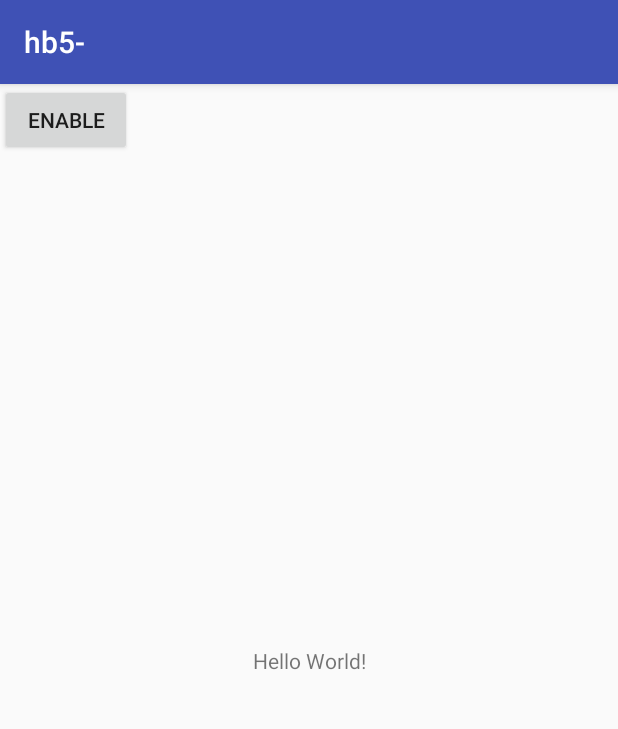
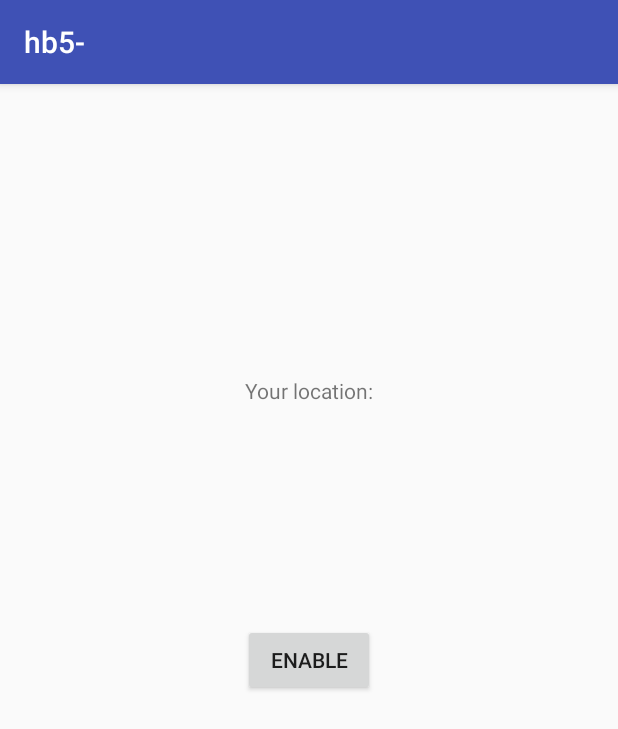
Before and after one commit to vritvij/HB5, an Android app: the screen it shows after launch (MainActivity), on a phone screen of 412 x 824 dp. Shown: the top 729 px of the screen. Run offline under Robolectric (Android 15) with nearby library versions, the phone set to English and light mode, and no system bars; libraries missing offline, so code that uses them is left out: com.uriio.beacons; 2 statements that could not run were skipped.

Commit message:
Jianfa's code for GPS

```diff
--- a/hb5-beacon/app/build.gradle
+++ b/hb5-beacon/app/build.gradle
@@ -4,7 +4,7 @@ android {
     compileSdkVersion 27
     defaultConfig {
         applicationId "com.example.ninad.hb5_"
-        minSdkVersion 24
+        minSdkVersion 22
         targetSdkVersion 27
         versionCode 1
         versionName "1.0"
--- a/hb5-beacon/app/src/main/AndroidManifest.xml
+++ b/hb5-beacon/app/src/main/AndroidManifest.xml
@@ -1,6 +1,10 @@
 <?xml version="1.0" encoding="utf-8"?>
 <manifest xmlns:android="http://schemas.android.com/apk/res/android"
     package="com.example.ninad.hb5_">
+
+    <uses-permission android:name="android.permission.INTERNET" />
+    <uses-permission android:name="android.permission.ACCESS_FINE_LOCATION" />
+    <uses-permission android:name="android.permission.ACCESS_COARSE_LOCATION" />
 
     <application
         android:allowBackup="true"
--- a/hb5-beacon/app/src/main/java/com/example/ninad/hb5_/MainActivity.java
+++ b/hb5-beacon/app/src/main/java/com/example/ninad/hb5_/MainActivity.java
@@ -1,37 +1,120 @@
 package com.example.ninad.hb5_;
 
+import android.Manifest;
+import android.content.Intent;
+import android.content.pm.PackageManager;
+import android.location.Location;
+import android.location.LocationListener;
+import android.location.LocationManager;
+import android.os.Build;
+import android.provider.Settings;
+import android.support.annotation.NonNull;
+import android.support.v4.app.ActivityCompat;
 import android.support.v7.app.AppCompatActivity;
 import android.os.Bundle;
 import android.view.View;
 import android.widget.Button;
+import android.widget.TextView;
 
 import com.uriio.beacons.Beacons;
 import com.uriio.beacons.model.Beacon;
 import com.uriio.beacons.model.EddystoneURL;
 
+import org.w3c.dom.Text;
+
 public class MainActivity extends AppCompatActivity {
+
+    private Button sosButton;
+    private LocationManager locationManager;
+    private LocationListener locationListener;
+    private TextView textView;
+    private Beacon abc;
 
     @Override
     protected void onCreate(Bundle savedInstanceState) {
         super.onCreate(savedInstanceState);
         Beacons.initialize(this);
-        final Beacon abc = new EddystoneURL("https://github.com");
+        abc = new EddystoneURL("https://github.com");
         setContentView(R.layout.activity_main);
-        final Button sosButton = (Button) findViewById(R.id.sos_button);
+
+        sosButton = (Button) findViewById(R.id.sos_button);
         sosButton.setOnClickListener(new View.OnClickListener() {
             @Override
             public void onClick(View v) {
-                String text = (String)sosButton.getText();
-                if(text.equals("Enable")){
+                String text = (String) sosButton.getText();
+                if (text.equals("Enable")) {
                     abc.start();
                     sosButton.setText("Disable");
-                }
-                else{
+                } else {
                     abc.stop();
                     sosButton.setText("Enable");
                 }
 
             }
         });
+
+        textView = (TextView) findViewById(R.id.location);
+        locationManager = (LocationManager) getSystemService(LOCATION_SERVICE);
+        locationListener = new LocationListener() {
+            @Override
+            public void onLocationChanged(Location location) {
+                textView.append("\n " + location.getLatitude() + " " + location.getLongitude());
+            }
+
+            @Override
+            public void onStatusChanged(String s, int i, Bundle bundle) {
+
+            }
+
+            @Override
+            public void onProviderEnabled(String s) {
+
+            }
+
+            @Override
+            public void onProviderDisabled(String s) {
+                Intent intent = new Intent(Settings.ACTION_LOCATION_SOURCE_SETTINGS);
+            }
+        };
+        if (Build.VERSION.SDK_INT >= Build.VERSION_CODES.M) {
+            if (ActivityCompat.checkSelfPermission(this, Manifest.permission.ACCESS_FINE_LOCATION) != PackageManager.PERMISSION_GRANTED && ActivityCompat.checkSelfPermission(this, Manifest.permission.ACCESS_COARSE_LOCATION) != PackageManager.PERMISSION_GRANTED) {
+                requestPermissions(new String[] {
+                        Manifest.permission.ACCESS_COARSE_LOCATION, Manifest.permission.ACCESS_COARSE_LOCATION,
+                        Manifest.permission.INTERNET
+                }, 10);
+
+                return;
+            }
+        }else {
+            configureButton();
+        }
+
+    }
+
+    @Override
+    public void onRequestPermissionsResult(int requestCode, @NonNull String[] permissions, @NonNull int[] grantResults) {
+        switch (requestCode){
+            case 10:
+                if (grantResults.length>0 && grantResults[0] == PackageManager.PERMISSION_GRANTED)
+                    configureButton();
+                return;
+        }
+    }
+
+    private void configureButton() {
+        sosButton.setOnClickListener(new View.OnClickListener() {
+            @Override
+            public void onClick(View view) {
+                String text = (String) sosButton.getText();
+                if (text.equals("Enable")) {
+                    abc.start();
+                    locationManager.requestLocationUpdates("gps", 5000, 0, locationListener);
+                    sosButton.setText("Disable");
+                } else {
+                    abc.stop();
+                    sosButton.setText("Enable");
+                }
+            }
+        });
     }
 }
--- a/hb5-beacon/app/src/main/res/layout/activity_main.xml
+++ b/hb5-beacon/app/src/main/res/layout/activity_main.xml
@@ -6,21 +6,26 @@
     android:layout_height="match_parent"
     tools:context=".MainActivity">
 
-    <TextView
-        android:layout_width="wrap_content"
-        android:layout_height="wrap_content"
-        android:text="Hello World!"
-        app:layout_constraintBottom_toBottomOf="parent"
-        app:layout_constraintLeft_toLeftOf="parent"
-        app:layout_constraintRight_toRightOf="parent"
-        app:layout_constraintTop_toTopOf="parent" />
+
 
     <Button
         android:id="@+id/sos_button"
         android:layout_width="wrap_content"
         android:layout_height="wrap_content"
         android:text="Enable"
-        tools:layout_editor_absoluteX="139dp"
-        tools:layout_editor_absoluteY="265dp" />
+        app:layout_constraintTop_toTopOf="parent"
+        app:layout_constraintBottom_toBottomOf="parent"
+        app:layout_constraintLeft_toLeftOf="parent"
+        app:layout_constraintRight_toRightOf="parent"  />
+
+    <TextView
+        android:id="@+id/location"
+        android:layout_width="wrap_content"
+        android:layout_height="wrap_content"
+        android:text="Your location:"
+        app:layout_constraintBottom_toBottomOf="@+id/sos_button"
+        app:layout_constraintLeft_toLeftOf="parent"
+        app:layout_constraintRight_toRightOf="parent"
+        app:layout_constraintTop_toTopOf="parent" />
 
 </android.support.constraint.ConstraintLayout>
```
